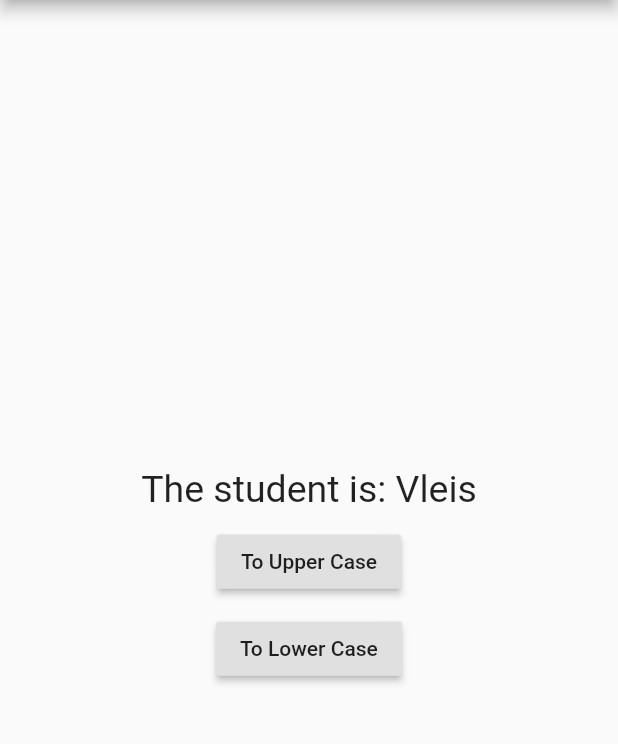
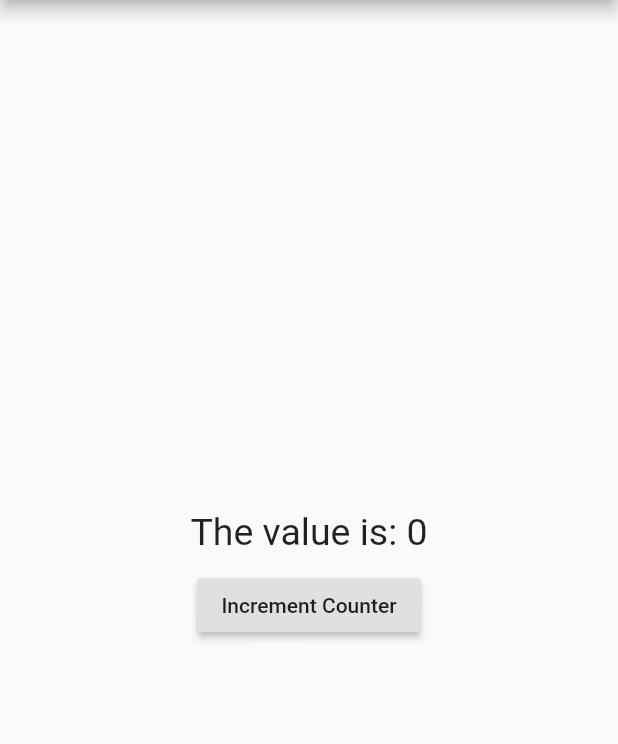
Before and after one commit to vleiswal/ripples_tut_getX, a Flutter app: the screen it shows after launch, on a phone screen of 412 x 824 dp, the part 84-828 px from its top. Run offline on Flutter 3.47's test engine with Material 2 defaults, Android fonts, the phone set to English and light mode, and no system bars; our stand-ins replace get.

Commit message:
lesson_10

```diff
--- a/lib/controllers/my_controller.dart
+++ b/lib/controllers/my_controller.dart
@@ -5,17 +5,22 @@ import 'package:getx_tut_4/usr/student.dart';
 import 'package:get/get.dart';
 
 class MyController extends GetxController {
-  var student = Student(name: 'Vleis', age: 55).obs;
+  var count = 0.obs;
 
-  void convertToUpperCase() {
-    student.update((student) {
-      student.name = student.name.toString().toUpperCase();
-    });
+  void increment() {
+    count++;
   }
+  // var student = Student(name: 'Vleis', age: 55).obs;
 
-  void convertToLowerCase() {
-    student.update((student) {
-      student.name = student.name.toString().toLowerCase();
-    });
-  }
+  // void convertToUpperCase() {
+  //   student.update((student) {
+  //     student.name = student.name.toString().toUpperCase();
+  //   });
+  // }
+
+  // void convertToLowerCase() {
+  //   student.update((student) {
+  //     student.name = student.name.toString().toLowerCase();
+  //   });
+  // }
 }
--- a/lib/main.dart
+++ b/lib/main.dart
@@ -11,9 +11,6 @@ void main() {
 }
 
 class MyApp extends StatelessWidget {
-  //var student = Student();
-
-  // final student = Student(name: 'Vleiskop', age: 57).obs;
   //Create Controller
   MyController myController = Get.put(MyController());
 
@@ -32,21 +29,20 @@ class MyApp extends StatelessWidget {
             mainAxisAlignment: MainAxisAlignment.center,
             crossAxisAlignment: CrossAxisAlignment.center,
             children: [
-              Obx(
-                () => Text('The student is: ${myController.student.value.name}',
-                    style: TextStyle(fontSize: 25)),
+              GetX<MyController>(
+                //init: MyController(),
+                builder: (controller) {
+                  return Text(
+                    'The value is: ${myController.count}',
+                    style: TextStyle(fontSize: 25),
+                  );
+                },
               ),
               SizedBox(height: 10),
               RaisedButton(
-                  child: Text('To Upper Case'),
+                  child: Text('Increment Counter'),
                   onPressed: () {
-                    myController.convertToUpperCase();
-                  }),
-              SizedBox(height: 10),
-              RaisedButton(
-                  child: Text('To Lower Case'),
-                  onPressed: () {
-                    myController.convertToLowerCase();
+                    myController.increment();
                   }),
             ],
           ),
@@ -54,6 +50,51 @@ class MyApp extends StatelessWidget {
       ),
     );
   }
+
+// class MyApp extends StatelessWidget {
+//   //var student = Student();
+
+//   // final student = Student(name: 'Vleiskop', age: 57).obs;
+//   //Create Controller
+//   MyController myController = Get.put(MyController());
+
+//   @override
+//   Widget build(BuildContext context) {
+//     return GetMaterialApp(
+//       title: 'State Management',
+//       //initialRoute: '/',
+//       debugShowCheckedModeBanner: false,
+//       home: Scaffold(
+//         appBar: AppBar(
+//           title: Text('State Management'),
+//         ),
+//         body: Center(
+//           child: Column(
+//             mainAxisAlignment: MainAxisAlignment.center,
+//             crossAxisAlignment: CrossAxisAlignment.center,
+//             children: [
+//               Obx(
+//                 () => Text('The student is: ${myController.student.value.name}',
+//                     style: TextStyle(fontSize: 25)),
+//               ),
+//               SizedBox(height: 10),
+//               RaisedButton(
+//                   child: Text('To Upper Case'),
+//                   onPressed: () {
+//                     myController.convertToUpperCase();
+//                   }),
+//               SizedBox(height: 10),
+//               RaisedButton(
+//                   child: Text('To Lower Case'),
+//                   onPressed: () {
+//                     myController.convertToLowerCase();
+//                   }),
+//             ],
+//           ),
+//         ),
+//       ),
+//     );
+//   }
 
 // class MyApp extends StatelessWidget {
 //   @override
```
